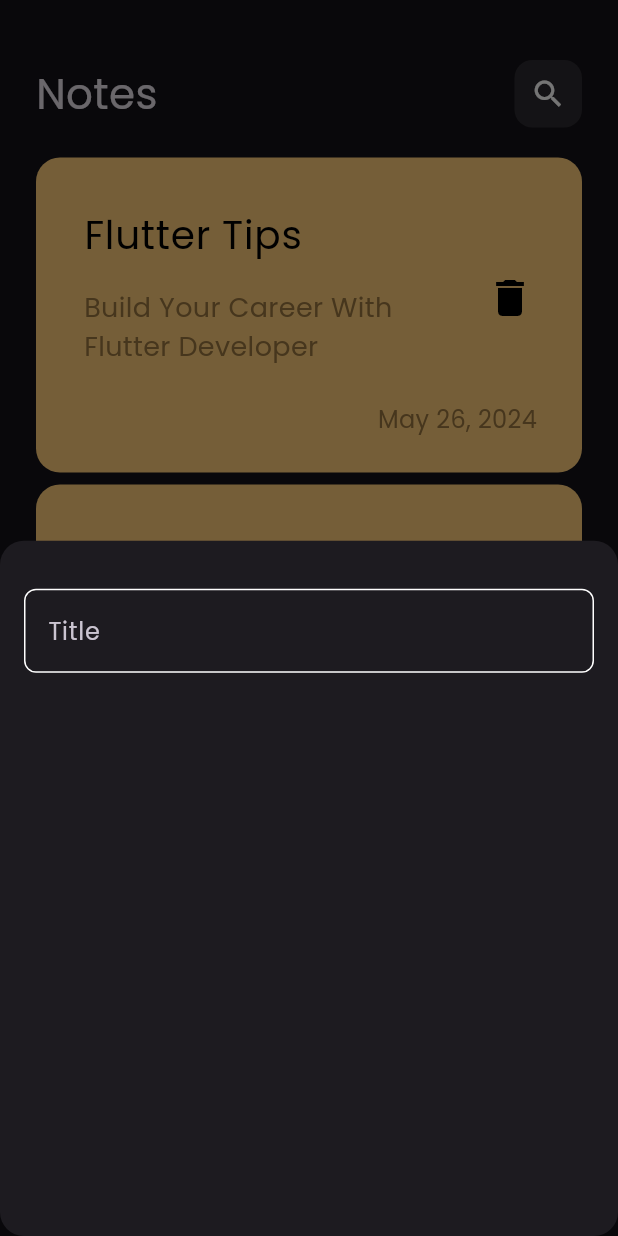
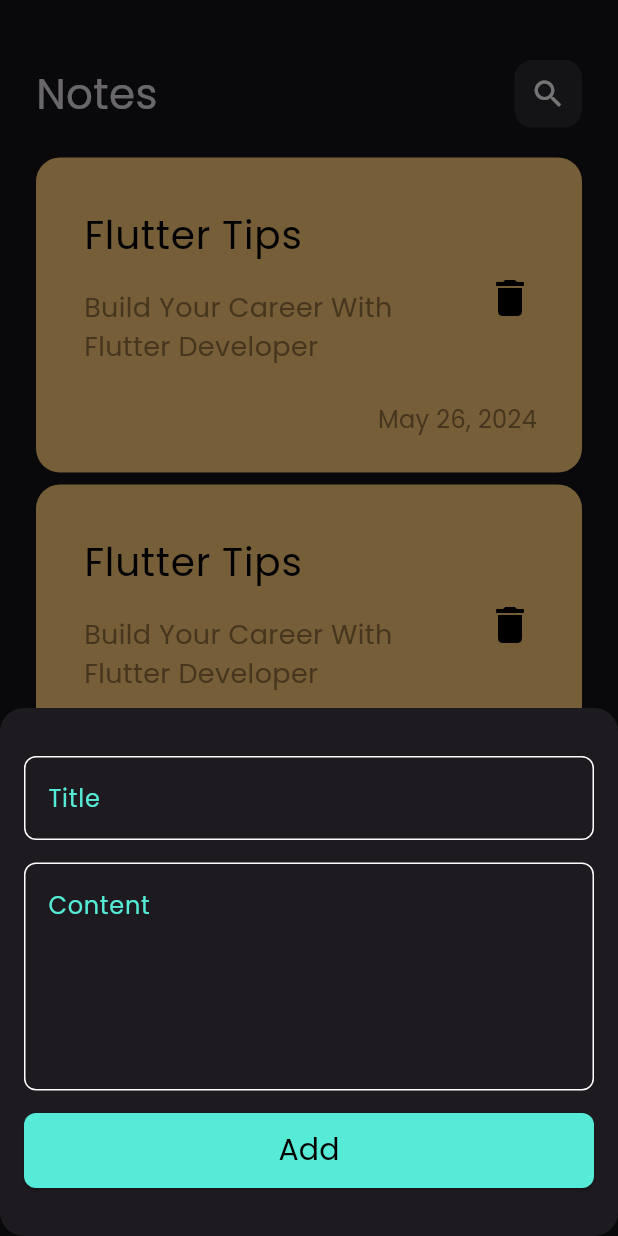
Before and after one commit to moelsayed1/notes_app, a Flutter app: the screen it shows after launch, after a tap on the "add" icon, on a phone screen of 412 x 824 dp. Run offline on Flutter 3.47's test engine with Material 3 defaults, Android fonts, the phone set to English and light mode, and no system bars.

Commit message:
finish add note bottom sheet

```diff
--- a/lib/views/widgets/add_note_bottom_sheet.dart
+++ b/lib/views/widgets/add_note_bottom_sheet.dart
@@ -1,4 +1,5 @@
 import 'package:flutter/material.dart';
+import 'package:notes_app/views/widgets/custom_button.dart';
 import 'package:notes_app/views/widgets/custom_text_field.dart';
 
 class AddNoteBottomSheet extends StatelessWidget {
@@ -7,11 +8,22 @@ class AddNoteBottomSheet extends StatelessWidget {
   @override
   Widget build(BuildContext context) {
     return Padding(
-      padding: const EdgeInsets.symmetric(horizontal: 16,vertical: 32),
-      child: Column(
-        children: [
-          CustomTextField(),
-        ],
+      padding: const EdgeInsets.symmetric(horizontal: 16, vertical: 32),
+      child: SingleChildScrollView(
+        child: Column(
+          children: [
+            CustomTextField(
+              hintText: 'Title',
+            ),
+            SizedBox(height: 15),
+            CustomTextField(
+              hintText: 'Content',
+              maxLines: 5,
+            ),
+            SizedBox(height: 15),
+            CustomButton(),
+          ],
+        ),
       ),
     );
   }
--- /dev/null
+++ b/lib/views/widgets/custom_button.dart
@@ -0,0 +1,32 @@
+import 'package:flutter/material.dart';
+import 'package:notes_app/constants.dart';
+
+class CustomButton extends StatelessWidget {
+  const CustomButton({super.key});
+
+  @override
+  Widget build(BuildContext context) {
+    return SizedBox(
+      height: 50,
+      width: MediaQuery.of(context).size.width,
+      child: ElevatedButton(
+        onPressed: () {},
+        style: ButtonStyle(
+          shape: MaterialStateProperty.all<RoundedRectangleBorder>(
+            RoundedRectangleBorder(
+              borderRadius: BorderRadius.circular(8.0),
+            ),
+          ),
+          backgroundColor: MaterialStateProperty.all(kPrimaryColor),
+        ),
+        child: Text(
+          'Add',
+          style: TextStyle(
+            color: Colors.black,
+            fontSize: 20,
+          ),
+        ),
+      ),
+    );
+  }
+}
--- a/lib/views/widgets/custom_text_field.dart
+++ b/lib/views/widgets/custom_text_field.dart
@@ -2,14 +2,21 @@ import 'package:flutter/material.dart';
 import 'package:notes_app/constants.dart';
 
 class CustomTextField extends StatelessWidget {
-  const CustomTextField({super.key});
+  const CustomTextField({super.key, required this.hintText, this.maxLines =1});
+
+  final String hintText;
+  final int maxLines;
 
   @override
   Widget build(BuildContext context) {
     return TextField(
       cursorColor: kPrimaryColor,
+      maxLines: maxLines,
       decoration: InputDecoration(
-        hintText: 'Title',
+        hintText: hintText,
+        hintStyle: TextStyle(
+          color: kPrimaryColor,
+        ),
         border: buildOutlineInputBorder(),
         enabledBorder: buildOutlineInputBorder(),
         focusedBorder: buildOutlineInputBorder(kPrimaryColor),
```
